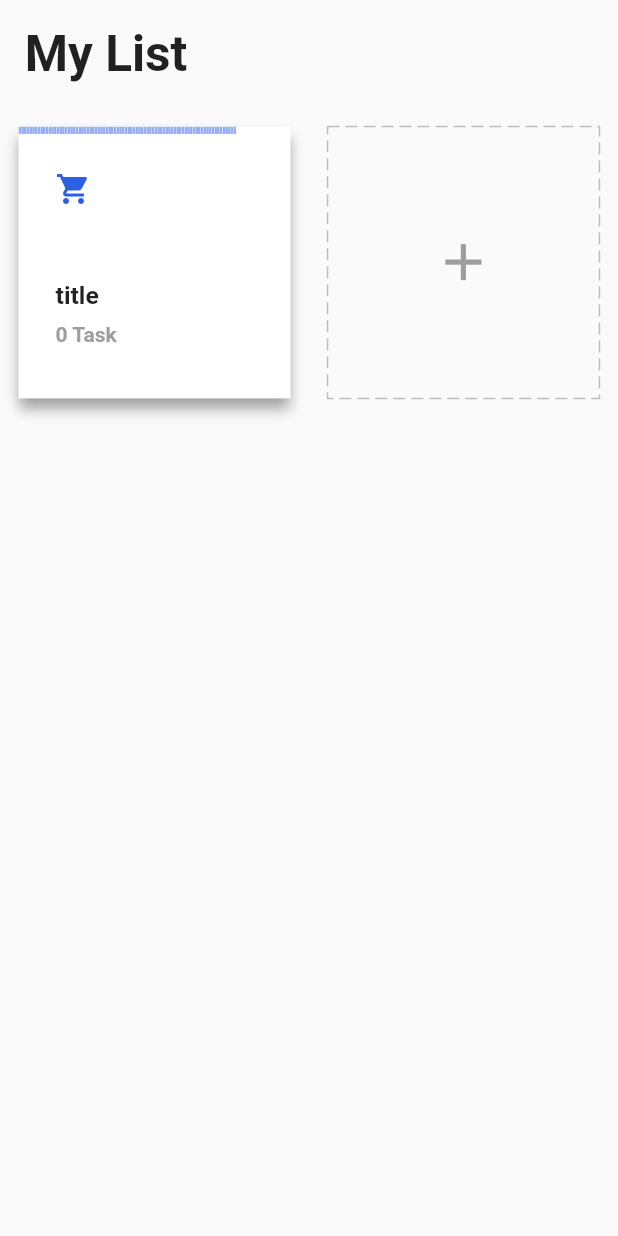
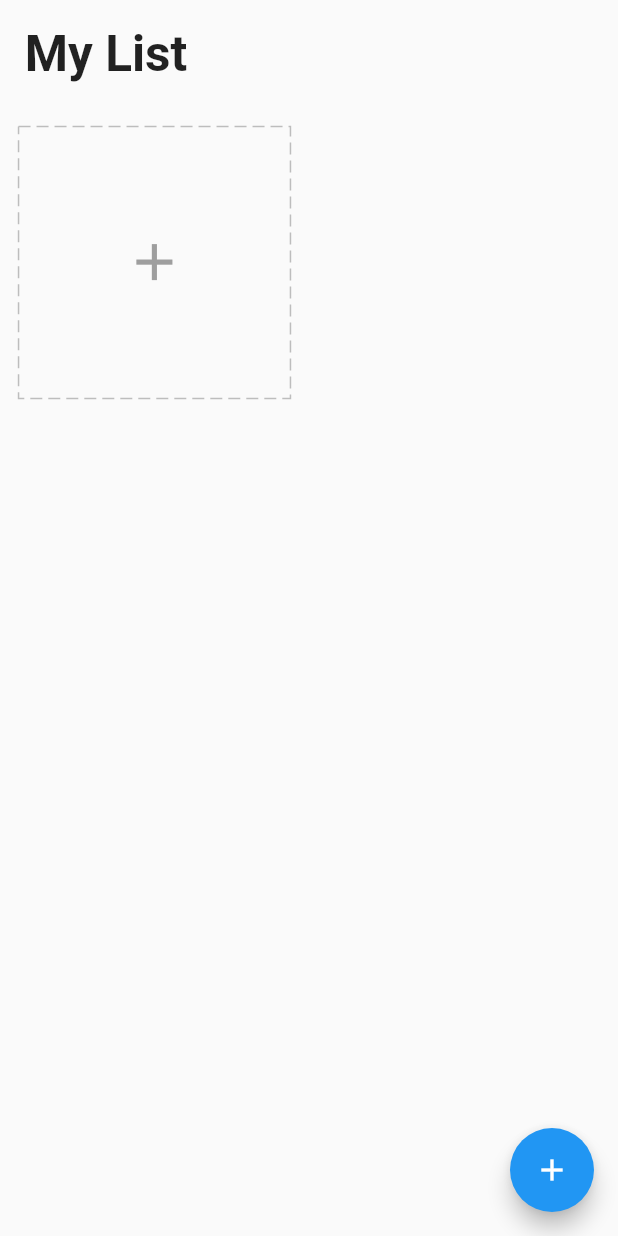
Before and after one commit to AmirhosseinSoleimani/To-Do-List-with-GetX, a Flutter app: the screen it shows after launch, on a phone screen of 412 x 824 dp. Run offline on Flutter 3.47's test engine with Material 2 defaults, Android fonts, the phone set to English and light mode, and no system bars; drawn by our look-alikes of dotted_border, step_progress_indicator; our stand-ins replace equatable, flutter_easyloading, get, get_storage.

Commit message:
Add Obx and LongPressDraggable in view

```diff
--- a/lib/data/services/storage/services.dart
+++ b/lib/data/services/storage/services.dart
@@ -6,6 +6,7 @@ class StorageService extends GetxService{
   late GetStorage _box;
   Future<StorageService> init() async{
     _box = GetStorage();
+    // await _box.write(taskKey, []);
     await _box.writeIfNull(taskKey, []);
     return this;
   }
--- a/lib/modules/home/view.dart
+++ b/lib/modules/home/view.dart
@@ -1,7 +1,6 @@
 import 'package:flutter/material.dart';
 import 'package:get/get.dart';
 import 'package:task_manager_with_getx/core/utils/extension.dart';
-import 'package:task_manager_with_getx/data/models/task.dart';
 import 'package:task_manager_with_getx/modules/home/controller.dart';
 import 'package:task_manager_with_getx/modules/home/widgets/add_card.dart';
 import 'package:task_manager_with_getx/modules/home/widgets/task_card.dart';
@@ -25,19 +24,32 @@ class HomePage extends GetView<HomeController> {
                 ),
               ),
             ),
-            GridView.count(
+            Obx(
+              () => GridView.count(
                 crossAxisCount: 2,
                 shrinkWrap: true,
                 physics: const ClampingScrollPhysics(),
                 children: [
-                TaskCard(
-                    task: const Task(title: 'title', icon: 0xe59c, color: '#fffffff')),
+                  ...controller.tasks.map(
+                          (element) => LongPressDraggable(
+                              feedback: Opacity(
+                                opacity: 0.8,
+                              child: TaskCard(task: element),
+                              ),
+                            child: TaskCard(task: element),
+                          )
+                  ).toList(),
                     AddCard()
                 ],
+              ),
             ),
           ],
         ),
       ),
+      floatingActionButton: FloatingActionButton(
+        onPressed: (){},
+        child: const Icon(Icons.add),
+      ),
     );
   }
 }
--- a/lib/modules/home/widgets/task_card.dart
+++ b/lib/modules/home/widgets/task_card.dart
@@ -42,7 +42,7 @@ class TaskCard extends StatelessWidget {
               selectedGradientColor: LinearGradient(
                 begin: Alignment.topLeft,
                 end: Alignment.bottomRight,
-                colors: [ColorManager.blue.withOpacity(0.5), ColorManager.blue],
+                colors: [color.withOpacity(0.5), color],
               ),
             unselectedGradientColor: const LinearGradient(
               begin: Alignment.topLeft,
@@ -79,7 +79,6 @@ class TaskCard extends StatelessWidget {
                       color: Colors.grey
                     ),
                 ),
-
               ],
             ),
           )
```
Lines whose indentation alone changed are shown as unchanged.
